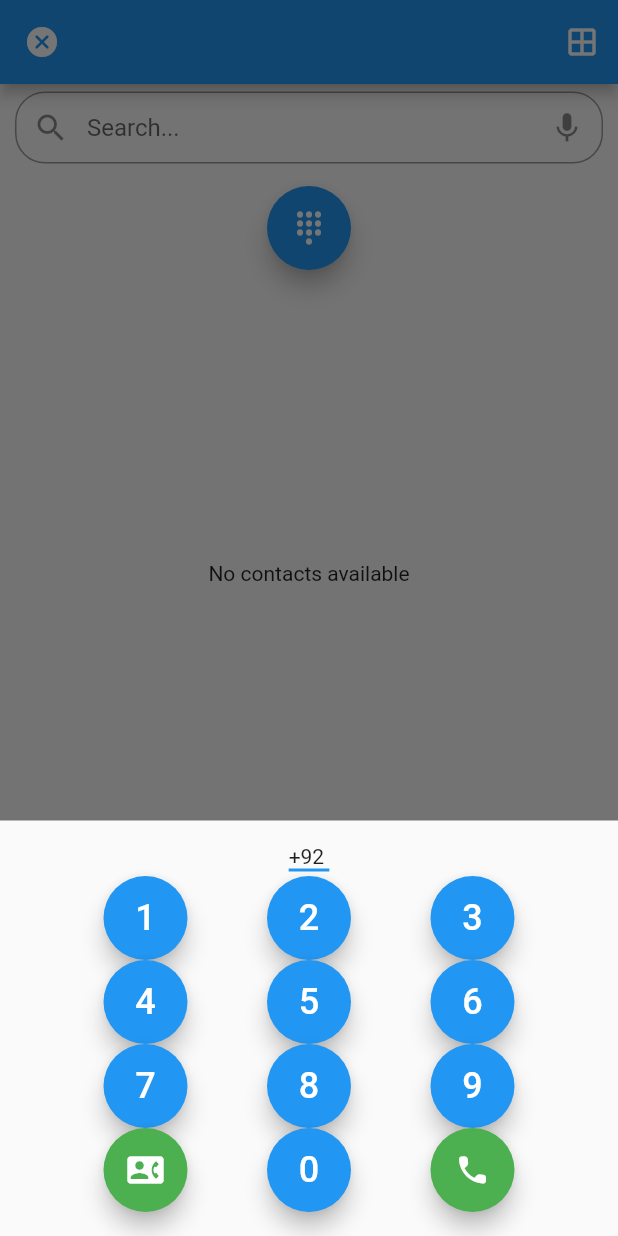
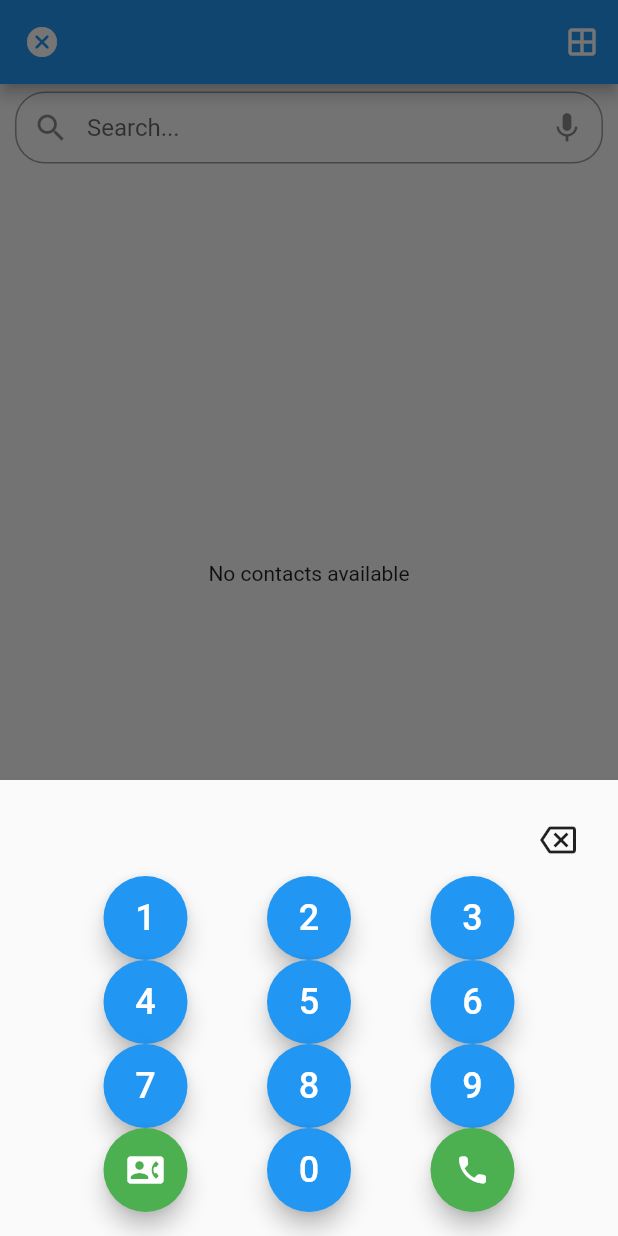
Before and after one commit to Amish05/eyecon, a Flutter app: the dailer screen opened directly, after a tap on the "dialpad" icon, on a phone screen of 412 x 824 dp. Run offline on Flutter 3.47's test engine with Material 2 defaults, Android fonts, the light colour scheme and no system bars; our stand-ins replace contacts_service, convex_bottom_bar, font_awesome_flutter, intl_phone_field, permission_handler; missing offline and left inert: call_log, dart:ffi.

Commit message:
updated dialer and contacts

```diff
--- a/lib/screens/dailer.dart
+++ b/lib/screens/dailer.dart
@@ -85,8 +85,7 @@ class _dailerState extends State<dailer> {
               ),
             ),
           ),
-          Stack(
-            children: [Container(
+          Container(
             height: 516,
             width: double.infinity,
             child: ContactListScreen()
@@ -95,10 +94,7 @@ class _dailerState extends State<dailer> {
           Center(child: FloatingActionButton(onPressed: (){
             _showDialPad(context);
           },
-            child: Icon(Icons.dialpad_outlined),))
-
-            ]
-          ),
+          child: Icon(Icons.dialpad_outlined),)),
         ],
       ),
     );
--- a/lib/screens/diaplpad.dart
+++ b/lib/screens/diaplpad.dart
@@ -6,22 +6,25 @@ class DialPadWidget extends StatefulWidget {
 }
 
 class _DialPadWidgetState extends State<DialPadWidget> {
-  late String buttonText="+92 ";
+  late String buttonText = "";
 
   void _changeButtonText(String label) {
     setState(() {
-      if(buttonText.length <= 15)
-      {
-      buttonText=buttonText+label;
-      }
-      else if(buttonText.length == 7)
-      {
-        buttonText=buttonText+" ";
-      }
-      else {
+      if (buttonText.length <= 15) {
+        buttonText = buttonText + label;
+
+      } else {
         print("Max length reached");
       }
     });
+  }
+
+  String backspace(String input) {
+    if (input.length>0) {
+      return input.substring(0, input.length - 1);
+    }
+
+    return input;
   }
 
   @override
@@ -32,12 +35,16 @@ class _DialPadWidgetState extends State<DialPadWidget> {
         mainAxisSize: MainAxisSize.min,
         mainAxisAlignment: MainAxisAlignment.spaceBetween,
         children: [
-          Padding(padding:EdgeInsets.fromLTRB(0, 0, 0, 3),
-
+          Row(
+            mainAxisAlignment: MainAxisAlignment.spaceBetween,
+            children: [
+              Padding(
+                  padding: EdgeInsets.fromLTRB(60, 0, 0, 3),
                   child: Container(
-            child: Text(buttonText),
+                    child: Text(buttonText,
+                    style: TextStyle(fontSize: 24, color: Colors.black),
+                    ),
                     decoration: BoxDecoration(
-
                       border: Border(
                         bottom: BorderSide(
                           color: Colors.blue, // Border color
@@ -46,6 +53,14 @@ class _DialPadWidgetState extends State<DialPadWidget> {
                       ),
                     ),
                   )),
+              IconButton(onPressed: () {
+                setState(() {
+                buttonText=backspace(buttonText);
+
+                });
+              }, icon: Icon(Icons.backspace_outlined))
+            ],
+          ),
           Row(
             mainAxisAlignment: MainAxisAlignment.spaceEvenly,
             children: [
@@ -73,13 +88,15 @@ class _DialPadWidgetState extends State<DialPadWidget> {
           Row(
             mainAxisAlignment: MainAxisAlignment.spaceEvenly,
             children: [
-               FloatingActionButton(onPressed: (){}, child: Icon(Icons.quick_contacts_dialer),
+              FloatingActionButton(
+                onPressed: () {},
+                child: Icon(Icons.quick_contacts_dialer),
                 backgroundColor: Colors.green,
               ),
-
               _buildDialButton(context, '0'),
-
-               FloatingActionButton(onPressed: (){}, child: Icon(Icons.call_rounded),
+              FloatingActionButton(
+                onPressed: () {},
+                child: Icon(Icons.call_rounded),
                 backgroundColor: Colors.green,
               ),
             ],
@@ -93,12 +110,10 @@ class _DialPadWidgetState extends State<DialPadWidget> {
     return GestureDetector(
       onTap: () {
         _onDialButtonPressed(label);
-
       },
       child: FloatingActionButton(
-
-        onPressed: () { _onDialButtonPressed(label);
-
+        onPressed: () {
+          _onDialButtonPressed(label);
         },
         child: Text(
           label,
```
Also changed, not shown: lib/screens/lookup.dart (+3 -4 lines). Lines whose indentation alone changed are shown as unchanged.
